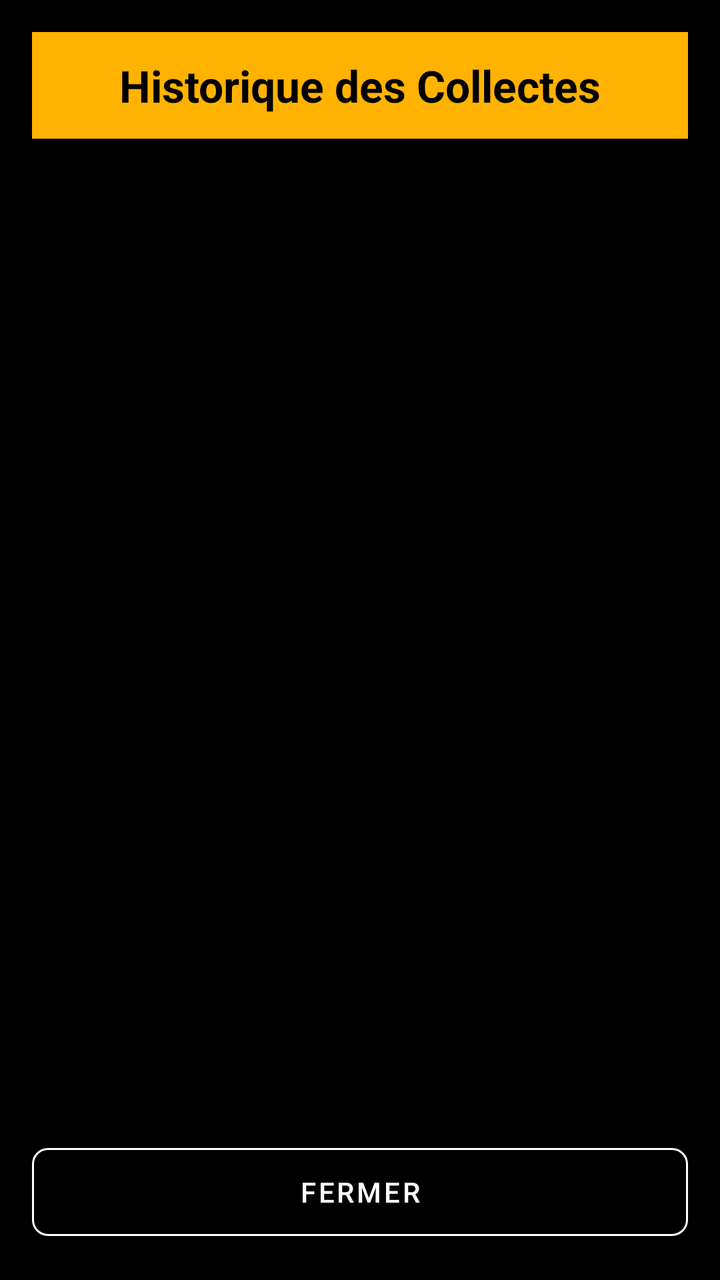
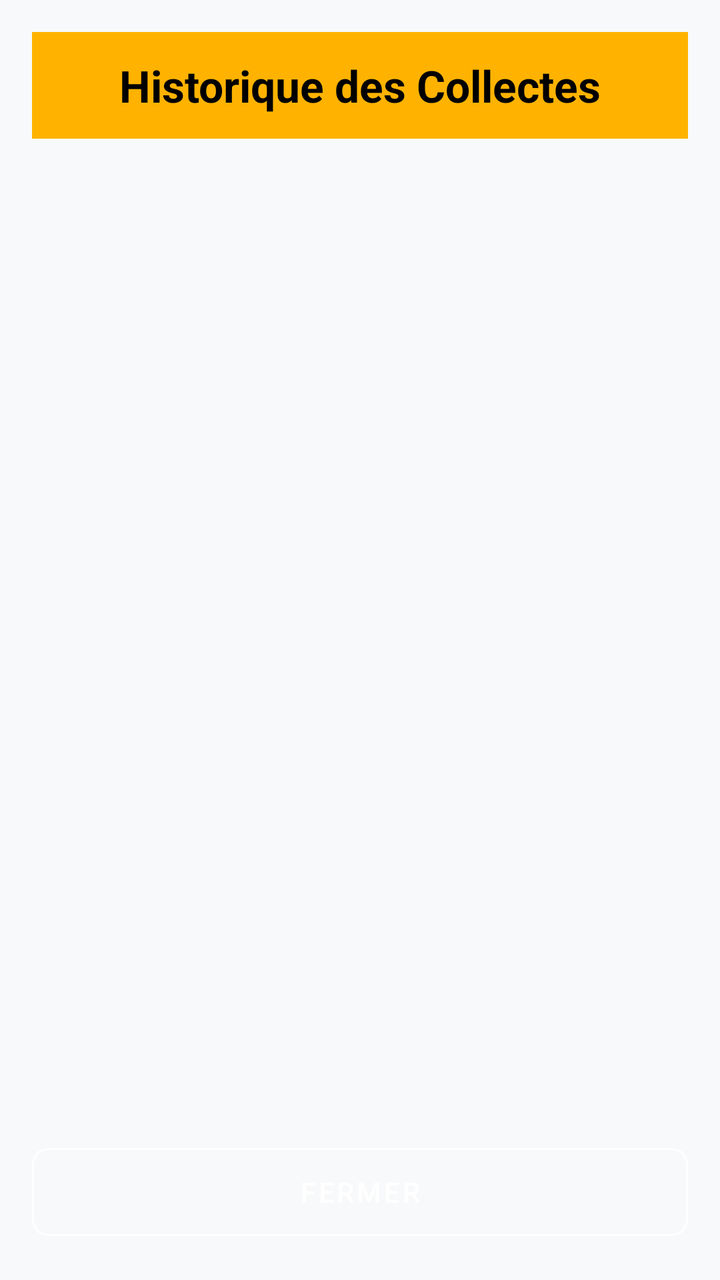

The first picture is an Android layout as it rendered before a commit; the second is the same layout after the commit. The layout source and the unified diff follow.
<!-- AndroidManifest.xml: application theme Theme.Poulailler_copilot -->
<!-- res/layout/activity_collection_history.xml -->
<?xml version="1.0" encoding="utf-8"?>
<LinearLayout xmlns:android="http://schemas.android.com/apk/res/android"
    xmlns:app="http://schemas.android.com/apk/res-auto"
    android:layout_width="match_parent"
    android:layout_height="match_parent"
    android:background="@color/black"
    android:orientation="vertical"
    android:padding="16dp">

    <TextView
        android:layout_width="match_parent"
        android:layout_height="wrap_content"
        android:text="Historique des Collectes"
        android:textSize="22sp"
        android:textStyle="bold"
        android:background="#FFB300"
        android:textColor="#000000"
        android:padding="12dp"
        android:layout_marginBottom="16dp"
        android:gravity="center"/>

    <androidx.recyclerview.widget.RecyclerView
        android:id="@+id/rvCollectionHistory"
        android:layout_width="match_parent"
        android:layout_height="0dp"
        android:layout_weight="1" />

    <com.google.android.material.button.MaterialButton
        android:id="@+id/btnClose"
        android:layout_width="match_parent"
        android:layout_height="56dp"
        android:text="FERMER"
        android:layout_marginTop="8dp"
        app:cornerRadius="8dp"
        style="@style/Widget.MaterialComponents.Button.OutlinedButton"
        android:textColor="@color/white"
        app:strokeColor="@color/white"/>

</LinearLayout>
<!-- resources referenced by this layout -->
<resources>
  <color name="black">#FF000000</color>
  <color name="white">#FFFFFFFF</color>
  <style name="Theme.Poulailler_copilot" parent="Theme.MaterialComponents.DayNight.NoActionBar">
          
          <item name="colorPrimary">@color/primary</item>
          <item name="colorPrimaryVariant">@color/primary_variant</item>
          <item name="colorOnPrimary">@color/white</item>
  
          
          <item name="colorSecondary">@color/secondary</item>
          <item name="colorSecondaryVariant">@color/secondary_variant</item>
          <item name="colorOnSecondary">@color/white</item>
  
          
          <item name="android:windowBackground">@color/background</item>
          <item name="colorSurface">@color/surface</item>
          <item name="colorOnSurface">@color/text_primary</item>
          <item name="colorOnSurfaceVariant">@color/text_secondary</item>
  
          
          <item name="android:textColorPrimary">@color/text_primary</item>
          <item name="android:textColorSecondary">@color/text_secondary</item>
  
          
          <item name="android:statusBarColor">?attr/colorPrimaryVariant</item>
  
          
          <item name="materialCardViewStyle">@style/Widget.App.CardView</item>
          <item name="shapeAppearanceLargeComponent">@style/ShapeAppearance.App.LargeComponent</item>
  
          
          <item name="materialAlertDialogTheme">@style/ThemeOverlay.App.MaterialAlertDialog</item>
          <item name="alertDialogTheme">@style/ThemeOverlay.App.MaterialAlertDialog</item>
      </style>
  <color name="primary">#006D3A</color>
  <color name="primary_variant">#004D22</color>
  <color name="secondary">#43A047</color>
  <color name="secondary_variant">#2E7D32</color>
  <color name="background">@color/off_white</color>
  <color name="surface">#FFFFFF</color>
  <color name="text_primary">#1C1B1F</color>
  <color name="text_secondary">#49454F</color>
  <style name="Widget.App.CardView" parent="Widget.MaterialComponents.CardView">
          <item name="cardElevation">2dp</item>
          <item name="cardCornerRadius">16dp</item>
          <item name="cardBackgroundColor">@color/surface</item>
          <item name="strokeWidth">0dp</item>
      </style>
  <style name="ShapeAppearance.App.LargeComponent" parent="ShapeAppearance.MaterialComponents.LargeComponent">
          <item name="cornerFamily">rounded</item>
          <item name="cornerSize">16dp</item>
      </style>
  <style name="ThemeOverlay.App.MaterialAlertDialog" parent="ThemeOverlay.MaterialComponents.MaterialAlertDialog">
          <item name="colorSurface">@color/surface</item>
          <item name="colorOnSurface">@color/text_primary</item>
          <item name="android:textColorPrimary">@color/text_primary</item>
      </style>
  <color name="off_white">#F8F9FA</color>
</resources>

<!-- the commit's change to res/layout/activity_collection_history.xml (unified diff, before → after) -->
@@ -3,7 +3,6 @@
     xmlns:app="http://schemas.android.com/apk/res-auto"
     android:layout_width="match_parent"
     android:layout_height="match_parent"
-    android:background="@color/black"
     android:orientation="vertical"
     android:padding="16dp">
 
<!-- resource entries referenced after the edit -->
@@ -1,6 +1,5 @@
 <!-- resources referenced by this layout -->
 <resources>
-  <color name="black">#FF000000</color>
   <color name="white">#FFFFFFFF</color>
   <style name="Theme.Poulailler_copilot" parent="Theme.MaterialComponents.DayNight.NoActionBar">
           
